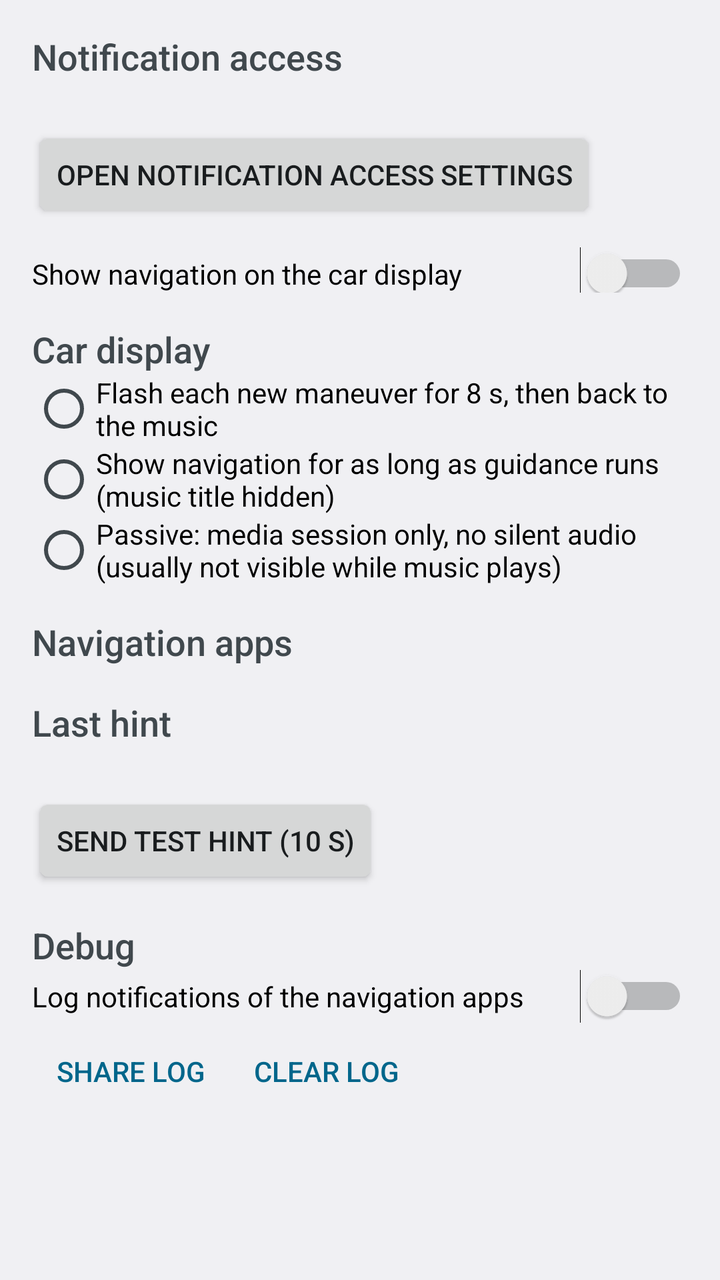
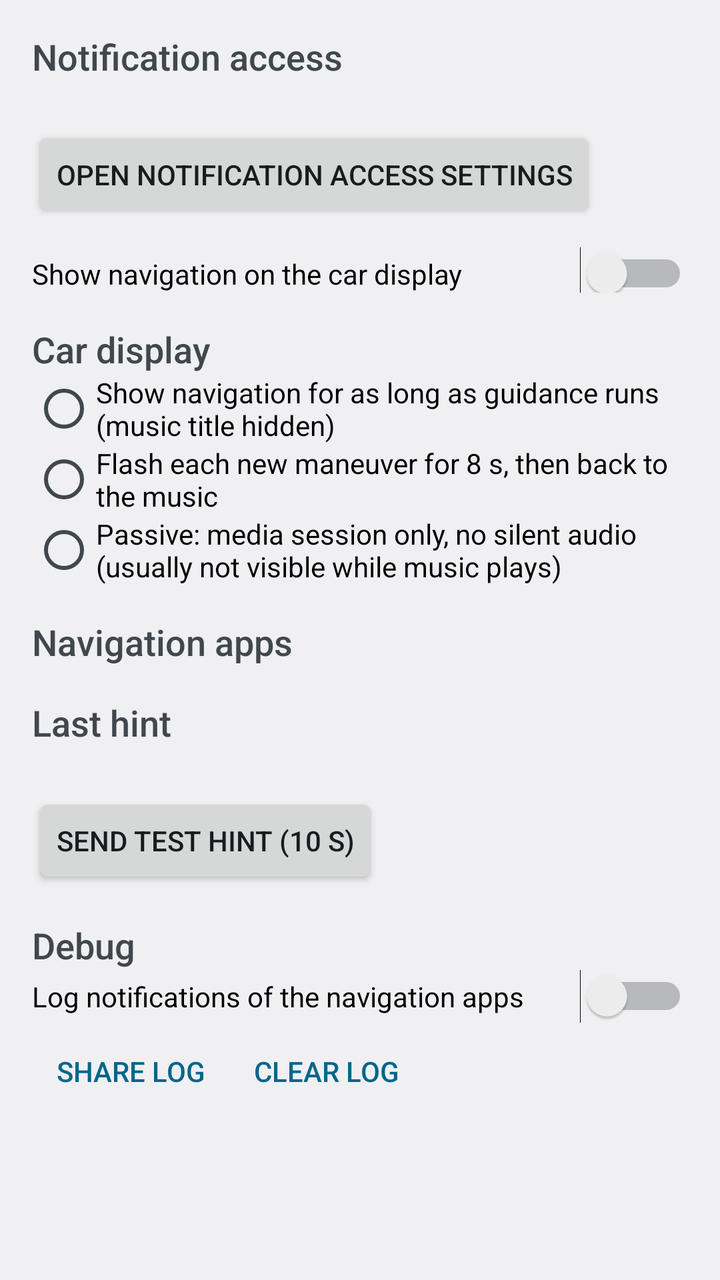

Screens rendered from an Android XML layout before and after an edit, with the pre-edit source and the edit as a unified diff.
<!-- AndroidManifest.xml: application theme android:Theme.DeviceDefault.DayNight -->
<!-- res/layout/activity_main.xml -->
<?xml version="1.0" encoding="utf-8"?>
<ScrollView xmlns:android="http://schemas.android.com/apk/res/android"
    android:layout_width="match_parent"
    android:layout_height="match_parent"
    android:fitsSystemWindows="true">

    <LinearLayout
        android:layout_width="match_parent"
        android:layout_height="wrap_content"
        android:orientation="vertical"
        android:padding="16dp">

        <TextView
            style="@android:style/TextAppearance.DeviceDefault.Medium"
            android:layout_width="match_parent"
            android:layout_height="wrap_content"
            android:text="@string/section_access" />

        <TextView
            android:id="@+id/access_status"
            android:layout_width="match_parent"
            android:layout_height="wrap_content"
            android:paddingTop="4dp" />

        <Button
            android:id="@+id/grant_access"
            android:layout_width="wrap_content"
            android:layout_height="wrap_content"
            android:text="@string/grant_access" />

        <Switch
            android:id="@+id/enabled"
            android:layout_width="match_parent"
            android:layout_height="wrap_content"
            android:paddingTop="16dp"
            android:text="@string/enabled" />

        <TextView
            style="@android:style/TextAppearance.DeviceDefault.Medium"
            android:layout_width="match_parent"
            android:layout_height="wrap_content"
            android:paddingTop="16dp"
            android:text="@string/section_mode" />

        <RadioGroup
            android:id="@+id/mode"
            android:layout_width="match_parent"
            android:layout_height="wrap_content">

            <RadioButton
                android:id="@+id/mode_flash"
                android:layout_width="match_parent"
                android:layout_height="wrap_content"
                android:text="@string/mode_flash" />

            <RadioButton
                android:id="@+id/mode_takeover"
                android:layout_width="match_parent"
                android:layout_height="wrap_content"
                android:text="@string/mode_takeover" />

            <RadioButton
                android:id="@+id/mode_passive"
                android:layout_width="match_parent"
                android:layout_height="wrap_content"
                android:text="@string/mode_passive" />
        </RadioGroup>

        <TextView
            style="@android:style/TextAppearance.DeviceDefault.Medium"
            android:layout_width="match_parent"
            android:layout_height="wrap_content"
            android:paddingTop="16dp"
            android:text="@string/section_apps" />

        <LinearLayout
            android:id="@+id/apps"
            android:layout_width="match_parent"
            android:layout_height="wrap_content"
            android:orientation="vertical" />

        <TextView
            style="@android:style/TextAppearance.DeviceDefault.Medium"
            android:layout_width="match_parent"
            android:layout_height="wrap_content"
            android:paddingTop="16dp"
            android:text="@string/section_last_hint" />

        <TextView
            android:id="@+id/last_hint"
            android:layout_width="match_parent"
            android:layout_height="wrap_content"
            android:paddingTop="4dp"
            android:textIsSelectable="true" />

        <Button
            android:id="@+id/test_hint"
            android:layout_width="wrap_content"
            android:layout_height="wrap_content"
            android:text="@string/test_hint" />

        <TextView
            style="@android:style/TextAppearance.DeviceDefault.Medium"
            android:layout_width="match_parent"
            android:layout_height="wrap_content"
            android:paddingTop="16dp"
            android:text="@string/section_debug" />

        <Switch
            android:id="@+id/debug_log"
            android:layout_width="match_parent"
            android:layout_height="wrap_content"
            android:text="@string/debug_log" />

        <LinearLayout
            android:layout_width="match_parent"
            android:layout_height="wrap_content"
            style="?android:attr/buttonBarStyle"
            android:orientation="horizontal">

            <Button
                android:id="@+id/share_log"
                style="?android:attr/buttonBarButtonStyle"
                android:layout_width="wrap_content"
                android:layout_height="wrap_content"
                android:text="@string/share_log" />

            <Button
                android:id="@+id/clear_log"
                style="?android:attr/buttonBarButtonStyle"
                android:layout_width="wrap_content"
                android:layout_height="wrap_content"
                android:text="@string/clear_log" />
        </LinearLayout>

        <TextView
            android:id="@+id/log_preview"
            android:layout_width="match_parent"
            android:layout_height="wrap_content"
            android:fontFamily="monospace"
            android:textIsSelectable="true"
            android:textSize="11sp" />
    </LinearLayout>
</ScrollView>
<!-- resources referenced by this layout -->
<resources>
  <string name="clear_log">Clear log</string>
  <string name="debug_log">Log notifications of the navigation apps</string>
  <string name="enabled">Show navigation on the car display</string>
  <string name="grant_access">Open notification access settings</string>
  <string name="mode_flash">Flash each new maneuver for 8 s, then back to the music</string>
  <string name="mode_passive">Passive: media session only, no silent audio (usually not visible while music plays)</string>
  <string name="mode_takeover">Show navigation for as long as guidance runs (music title hidden)</string>
  <string name="section_access">Notification access</string>
  <string name="section_apps">Navigation apps</string>
  <string name="section_debug">Debug</string>
  <string name="section_last_hint">Last hint</string>
  <string name="section_mode">Car display</string>
  <string name="share_log">Share log</string>
  <string name="test_hint">Send test hint (10 s)</string>
</resources>

<!-- the commit's change to res/layout/activity_main.xml (unified diff, before → after) -->
@@ -48,16 +48,16 @@
             android:layout_height="wrap_content">
 
             <RadioButton
+                android:id="@+id/mode_takeover"
+                android:layout_width="match_parent"
+                android:layout_height="wrap_content"
+                android:text="@string/mode_takeover" />
+
+            <RadioButton
                 android:id="@+id/mode_flash"
                 android:layout_width="match_parent"
                 android:layout_height="wrap_content"
                 android:text="@string/mode_flash" />
-
-            <RadioButton
-                android:id="@+id/mode_takeover"
-                android:layout_width="match_parent"
-                android:layout_height="wrap_content"
-                android:text="@string/mode_takeover" />
 
             <RadioButton
                 android:id="@+id/mode_passive"
